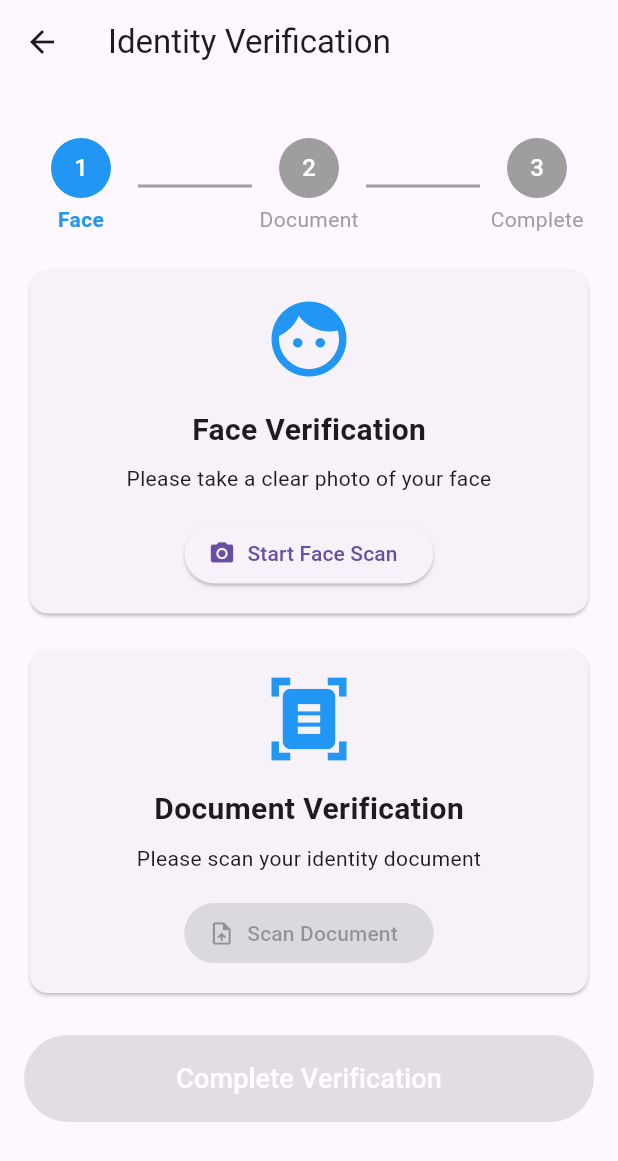
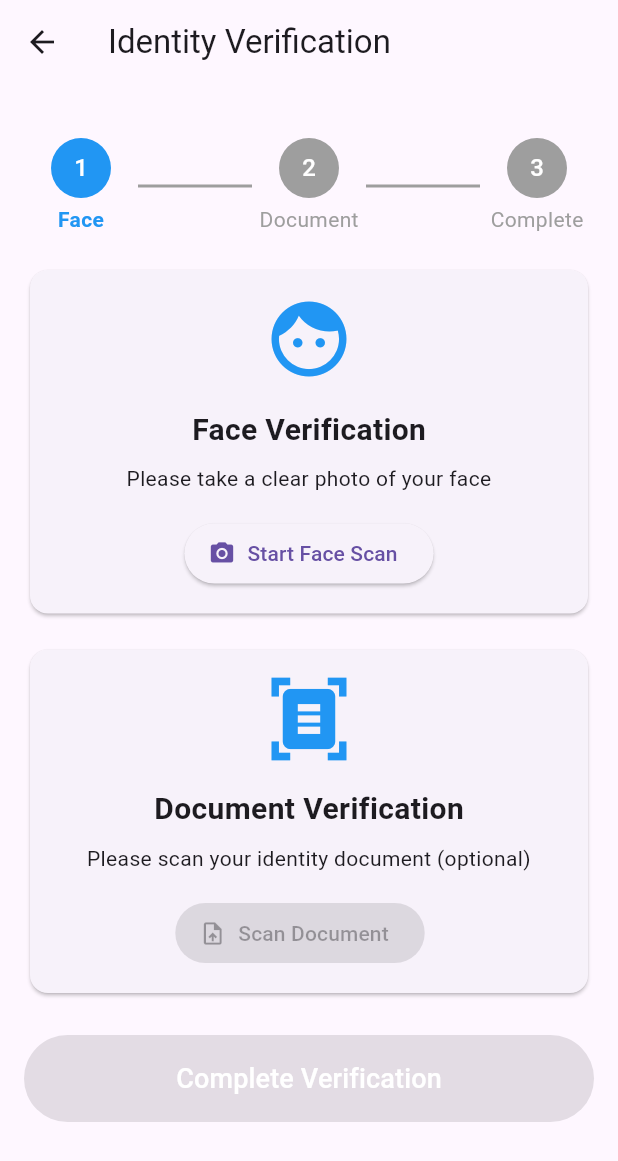
Before and after one commit to Ty-HA/algorand-did-hackathon, a Flutter app: the screen it shows after launch, after a tap on "Verify Identity", on a phone screen of 412 x 824 dp. Shown: the top 1161 px of the screen. Run offline on Flutter 3.47's test engine with Material 3 defaults, Android fonts, the phone set to English and light mode, and no system bars; our stand-ins replace geolocator, google_maps_flutter, image_picker; missing offline and left inert: walletconnect_dart; project files that could hold a hidden picture were left out.

Commit message:
update User Profile and skip Doc verification possible

```diff
--- a/frontend/lib/main.dart
+++ b/frontend/lib/main.dart
@@ -1,12 +1,14 @@
 import 'package:flutter/material.dart';
 import 'package:provider/provider.dart';
 import 'services/wallet_service.dart';
-import 'screens/home_screen.dart';
+// import 'screens/home_screen.dart';
 import 'screens/splash_screen.dart';
 import 'package:algorand_hackathon/services/api_service.dart';
 
 void main() {
-  final apiService = ApiService(baseUrl: 'http://192.168.1.86:8000');
+  //final apiService = ApiService(baseUrl: 'http://192.168.1.86:8000');
+  final apiService = ApiService(baseUrl: 'http://10.19.192.124:8000');
+
 
   runApp(
     MultiProvider(
@@ -15,7 +17,7 @@ void main() {
         // Ajouter ApiService comme Provider
         Provider.value(value: apiService),
       ],
-      child: MyApp(),
+      child: const MyApp(),
     ),
   );
 }
@@ -26,7 +28,7 @@ class MyApp extends StatelessWidget {
   @override
   Widget build(BuildContext context) {
     // Récupérer l'instance de ApiService depuis le Provider
-    final apiService = Provider.of<ApiService>(context, listen: false);
+    // final apiService = Provider.of<ApiService>(context, listen: false);
 
     return MaterialApp(
       debugShowCheckedModeBanner: false,
--- a/frontend/lib/screens/verification_screen.dart
+++ b/frontend/lib/screens/verification_screen.dart
@@ -56,7 +56,6 @@ class _VerificationScreenState extends State<VerificationScreen> {
               ),
             ),
 
-
             // Face Verification Section
             Card(
               child: Padding(
@@ -95,6 +94,8 @@ class _VerificationScreenState extends State<VerificationScreen> {
             const SizedBox(height: 16),
 
             // Document Verification Section
+
+// Document Verification Section
             Card(
               child: Padding(
                 padding: const EdgeInsets.all(16),
@@ -112,27 +113,50 @@ class _VerificationScreenState extends State<VerificationScreen> {
                     ),
                     const SizedBox(height: 8),
                     const Text(
-                      'Please scan your identity document',
+                      'Please scan your identity document (optional)',
                       textAlign: TextAlign.center,
                     ),
                     const SizedBox(height: 16),
+                    Row(
+                      // Wrap buttons in a Row
+                      mainAxisAlignment: MainAxisAlignment.center,
+                      children: [
                         ElevatedButton.icon(
                           onPressed: !_faceVerified
                               ? null
-                          : (_documentsVerified ? null : _startDocumentScan),
+                              : (_documentsVerified
+                                  ? null
+                                  : _startDocumentScan),
                           icon: const Icon(Icons.upload_file),
-                      label: Text(
-                          _documentsVerified ? 'Verified' : 'Scan Document'),
+                          label: Text(_documentsVerified
+                              ? 'Verified'
+                              : 'Scan Document'),
                           style: ElevatedButton.styleFrom(
                             backgroundColor:
                                 _documentsVerified ? Colors.green : null,
                           ),
                         ),
+                        const SizedBox(width: 12), // Spacing between buttons
+                        if (!_documentsVerified &&
+                            _faceVerified) // Only show skip when document not verified
+                          TextButton.icon(
+                            onPressed: () {
+                              setState(() {
+                                _documentsVerified = true;
+                              });
+                            },
+                            icon: const Icon(Icons.skip_next),
+                            label: const Text('Skip'),
+                            style: TextButton.styleFrom(
+                              foregroundColor: Colors.purple,
+                            ),
+                          ),
+                      ],
+                    ),
                   ],
                 ),
               ),
             ),
-
             const SizedBox(height: 24),
 
             // Complete Button
@@ -204,7 +228,8 @@ void _startFaceVerification() async {
 
       final result = await widget.apiService.verifyFace();
 
-    if (mounted) Navigator.of(context).pop(); // Fermer le dialogue de chargement
+      if (mounted)
+        Navigator.of(context).pop(); // Fermer le dialogue de chargement
 
       if (result['verified'] == true) {
         setState(() {
@@ -227,7 +252,8 @@ void _startFaceVerification() async {
 
       final result = await widget.apiService.verifyDocument();
 
-    if (mounted) Navigator.of(context).pop(); // Fermer le dialogue de chargement
+      if (mounted)
+        Navigator.of(context).pop(); // Fermer le dialogue de chargement
 
       if (result['verified'] == true) {
         setState(() {
@@ -292,8 +318,6 @@ void _startFaceVerification() async {
       }
     }
   }
-
-
 
   void _openAlgoExplorer(String txId) async {
     final uri = Uri.parse('https://testnet.explorer.perawallet.app/tx/$txId');
@@ -415,23 +439,26 @@ void _openAlgoExplorer(String txId) async {
               mainAxisSize: MainAxisSize.min,
               crossAxisAlignment: CrossAxisAlignment.start,
               children: [
-
                 const Text(
                   'Your identity has been successfully verified and registered on Algorand!',
-                style: TextStyle(color: Colors.green, fontWeight: FontWeight.bold),
+                  style: TextStyle(
+                      color: Colors.green, fontWeight: FontWeight.bold),
                 ),
                 const SizedBox(height: 16),
 
-              const Text('Your DID:', style: TextStyle(fontWeight: FontWeight.bold)),
+                const Text('Your DID:',
+                    style: TextStyle(fontWeight: FontWeight.bold)),
                 SelectableText(_did ?? 'Error retrieving DID'),
                 const SizedBox(height: 8),
 
-              const Text('Algorand Address:', style: TextStyle(fontWeight: FontWeight.bold)),
+                const Text('Algorand Address:',
+                    style: TextStyle(fontWeight: FontWeight.bold)),
                 SelectableText(_didAddress ?? 'Error retrieving address'),
                 const SizedBox(height: 8),
 
                 if (_transactionId != null) ...[
-                const Text('Transaction ID:', style: TextStyle(fontWeight: FontWeight.bold)),
+                  const Text('Transaction ID:',
+                      style: TextStyle(fontWeight: FontWeight.bold)),
                   SelectableText(_transactionId!),
                   TextButton.icon(
                     onPressed: () => _openAlgoExplorer(_transactionId!),
@@ -505,6 +532,7 @@ void showErrorDialog(String errorMessage) {
       },
     );
   }
+
   void showLoadingDialog(String message) {
     showDialog(
       context: context,
@@ -523,6 +551,4 @@ void showLoadingDialog(String message) {
       },
     );
   }
-
-
 }
```
Also changed, not shown: frontend/lib/screens/profile_screen.dart (+14 -9 lines), 4 other files. Lines whose indentation alone changed are shown as unchanged.
